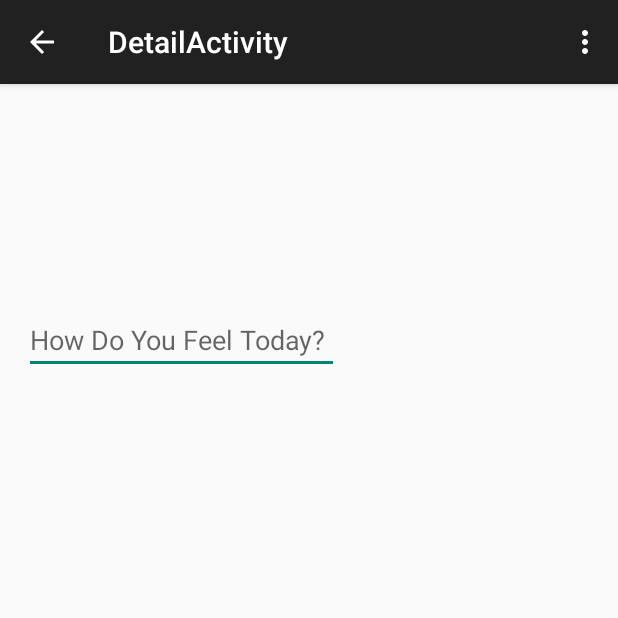
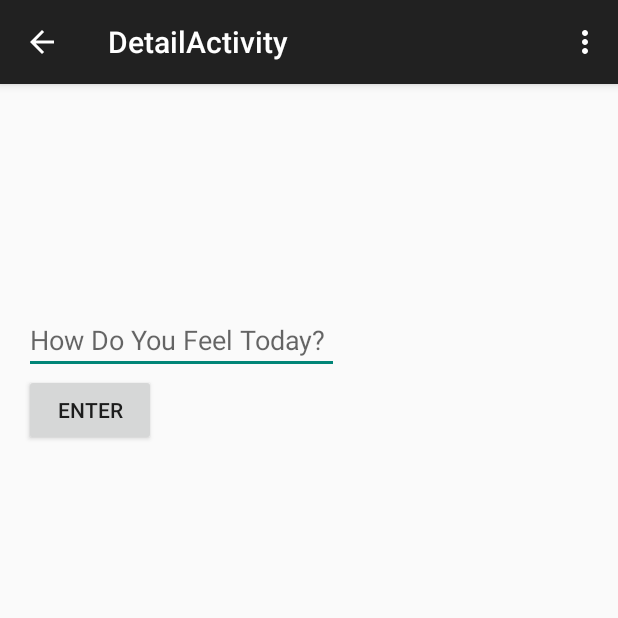
Before and after one commit to KenZhangProgramming/WeatherApp, an Android app: the DetailActivity screen opened directly, with no data from a screen before it, on a phone screen of 412 x 824 dp, the top half of it. Run offline under Robolectric (Android 15) with nearby library versions, the phone set to English and light mode, and no system bars; 1 statement that could not run was skipped.

```diff
--- a/app/src/main/java/com/example/android/sunshine/app/data/WeatherDbHelper.java
+++ b/app/src/main/java/com/example/android/sunshine/app/data/WeatherDbHelper.java
@@ -5,6 +5,7 @@ import android.database.sqlite.SQLiteDatabase;
 import android.database.sqlite.SQLiteOpenHelper;
 import com.example.android.sunshine.app.data.WeatherContract.LocationEntry;
 import com.example.android.sunshine.app.data.WeatherContract.WeatherEntry;
+import com.example.android.sunshine.app.data.WeatherContract.DescriptionEntry;
 
 /**
  * Created by kenzhang on 15-11-12.
@@ -58,8 +59,16 @@ public class WeatherDbHelper extends SQLiteOpenHelper {
                         " UNIQUE (" + WeatherEntry.COLUMN_DATE + ", " +
                         WeatherEntry.COLUMN_LOC_KEY + ") ON CONFLICT REPLACE);";
 
+        final String SQL_CREATE_DESCRIPTION_TABLE =
+                "CREATE TABLE " + DescriptionEntry.TABLE_NAME +
+                        "(" + DescriptionEntry._ID + " INTEGER PRIMARY KEY AUTOINCREMENT," +
+                        DescriptionEntry.COLUMN_DATE + " INTEGER NOT NULL," +
+                        DescriptionEntry.COLUMN_DESCRIPTION + " TEXT NOT NULL" +
+                        ");";
+
                         sqLiteDatabase.execSQL(SQL_CREATE_LOCATION_TABLE);
                         sqLiteDatabase.execSQL(SQL_CREATE_WEATHER_TABLE);
+                        sqLiteDatabase.execSQL(SQL_CREATE_DESCRIPTION_TABLE);
     }
 
     @Override
--- a/app/src/main/java/com/example/android/sunshine/app/sync/DetailActivity.java
+++ b/app/src/main/java/com/example/android/sunshine/app/sync/DetailActivity.java
@@ -1,8 +1,12 @@
 package com.example.android.sunshine.app.sync;
 
 import android.app.LoaderManager;
+import android.content.ContentUris;
+import android.content.ContentValues;
+import android.content.Context;
 import android.content.Intent;
 import android.database.Cursor;
+import android.database.sqlite.SQLiteDatabase;
 import android.net.Uri;
 import android.os.Bundle;
 import android.support.v4.app.Fragment;
@@ -16,17 +20,24 @@ import android.view.Menu;
 import android.view.MenuItem;
 import android.view.View;
 import android.view.ViewGroup;
+import android.widget.EditText;
 import android.widget.TextView;
 
 import com.example.android.sunshine.app.R;
 import com.example.android.sunshine.app.data.WeatherContract;
+import com.example.android.sunshine.app.data.WeatherDbHelper;
+import com.example.android.sunshine.app.data.WeatherProvider;
 
 public class DetailActivity extends ActionBarActivity {
     public static final String DATE_KEY = "forecast_date";
-
+    private Context mContext;
+    private WeatherDbHelper mOpenHelper;
+    private final String LOG_TAG = DetailActivity.class.getSimpleName();
     @Override
     protected void onCreate(Bundle savedInstanceState) {
         super.onCreate(savedInstanceState);
+        mContext = this.getBaseContext();
+        mOpenHelper = new WeatherDbHelper(mContext);
         setContentView(R.layout.activity_detail);
         if (savedInstanceState == null) {
             getSupportFragmentManager().beginTransaction()
@@ -34,6 +45,32 @@ public class DetailActivity extends ActionBarActivity {
                     .commit();
         }
     }
+    /*
+    public void EnterDatabase(View v){
+        EditText mEdit   = (EditText)findViewById(R.id.editText);
+        String descriptiontext = mEdit.getText().toString();
+        Log.v(LOG_TAG, descriptiontext);
+        ContentValues inservalues = new ContentValues();
+        inservalues.put(WeatherContract.DescriptionEntry.COLUMN_DATE, 0);
+        inservalues.put(WeatherContract.DescriptionEntry.COLUMN_DESCRIPTION, descriptiontext);
+        Uri locationUri = mContext.getContentResolver().
+                insert(WeatherContract.DescriptionEntry.CONTENT_URI, inservalues);
+    }*/
+
+    public void EnterDatabase(View v){
+        EditText mEdit   = (EditText)findViewById(R.id.editText);
+        String descriptiontext = mEdit.getText().toString();
+        SQLiteDatabase db = mOpenHelper.getWritableDatabase();
+        ContentValues inservalues = new ContentValues();
+        inservalues.put(WeatherContract.DescriptionEntry.COLUMN_DATE, 0);
+        inservalues.put(WeatherContract.DescriptionEntry.COLUMN_DESCRIPTION, descriptiontext);
+        Log.v(LOG_TAG, descriptiontext);
+        db.insert(WeatherContract.DescriptionEntry.TABLE_NAME, null,inservalues);
+        db.close();
+    }
+
+
+
     @Override
     public boolean onCreateOptionsMenu(Menu menu) {
         // Inflate the menu; this adds items to the action bar if it is present.
--- a/app/src/main/java/com/example/android/sunshine/app/sync/ForecastFragment.java
+++ b/app/src/main/java/com/example/android/sunshine/app/sync/ForecastFragment.java
@@ -88,6 +88,7 @@ public class ForecastFragment extends Fragment implements android.support.v4.app
         //Add the line in order for the fragment to handle menu events.
         setHasOptionsMenu(true);
     }
+
     @Override
     public void onCreateOptionsMenu(Menu menu, MenuInflater inflater){
         inflater.inflate(R.menu.forecastfragment, menu);
--- a/app/src/main/java/com/example/android/sunshine/app/sync/MainActivity.java
+++ b/app/src/main/java/com/example/android/sunshine/app/sync/MainActivity.java
@@ -6,6 +6,7 @@ import android.os.Bundle;
 import android.support.v7.app.ActionBarActivity;
 import android.view.Menu;
 import android.view.MenuItem;
+import android.view.View;
 
 import com.example.android.sunshine.app.R;
 
--- a/app/src/main/res/layout/fragment_detail.xml
+++ b/app/src/main/res/layout/fragment_detail.xml
@@ -84,7 +84,7 @@
            />
 
         <EditText
-            android:id="@+id/editText1"
+            android:id="@+id/editText"
             android:layout_width="210dip"
             android:layout_height="wrap_content"
             android:gravity="left|top"
@@ -93,5 +93,11 @@
             android:hint= "@string/text_edit">
             <requestFocus />
         </EditText>
+        <Button
+            android:id="@+id/enter_button"
+            android:layout_height="wrap_content"
+            android:layout_width="wrap_content"
+            android:text="@string/Enter_Text"
+            android:onClick="EnterDatabase" />
     </LinearLayout>
 </ScrollView>
--- a/app/src/main/res/values/strings.xml
+++ b/app/src/main/res/values/strings.xml
@@ -7,6 +7,7 @@
     <string name = "action_refresh">Refresh Button</string>
     <string name="title_activity_detail">DetailActivity</string>
     <string name="text_edit">How Do You Feel Today?</string>
+    <string name="Enter_Text">Enter</string>
     <!-- Date label when displaying today's weather forecast [CHAR LIMIT=20] -->
     <!-- Pressure format in hPa [CHAR LIMIT=NONE] -->
     <string name="format_pressure">Pressure: <xliff:g id="pressure">%1.0f</xliff:g> hPa</string>
```
Also changed, not shown: app/src/main/java/com/example/android/sunshine/app/data/WeatherContract.java (+36 -3 lines), app/src/main/java/com/example/android/sunshine/app/data/WeatherProvider.java (+18 -0 lines), app/src/main/java/com/example/android/sunshine/app/sync/Utility.java (+100 -0 lines).
